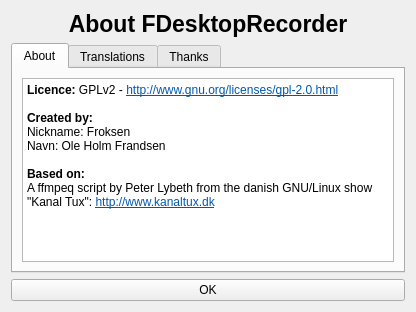
froksen/FAudioExtractor, file aboutprog.ui: the form before one commit.
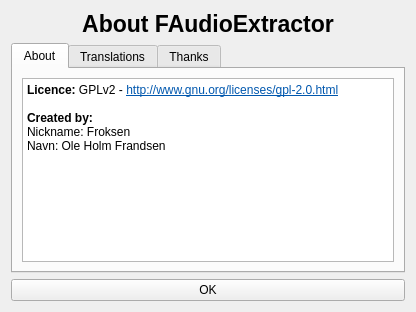
The form after the commit. Icons and pictures are not drawn.

The edit to the form file:
```diff
--- a/aboutprog.ui
+++ b/aboutprog.ui
@@ -31,7 +31,7 @@
       </font>
      </property>
      <property name="text">
-      <string>About FDesktopRecorder</string>
+      <string>About FAudioExtractor</string>
      </property>
      <property name="alignment">
       <set>Qt::AlignHCenter|Qt::AlignTop</set>
@@ -63,15 +63,12 @@
           <string>&lt;!DOCTYPE HTML PUBLIC &quot;-//W3C//DTD HTML 4.0//EN&quot; &quot;http://www.w3.org/TR/REC-html40/strict.dtd&quot;&gt;
 &lt;html&gt;&lt;head&gt;&lt;meta name=&quot;qrichtext&quot; content=&quot;1&quot; /&gt;&lt;style type=&quot;text/css&quot;&gt;
 p, li { white-space: pre-wrap; }
-&lt;/style&gt;&lt;/head&gt;&lt;body style=&quot; font-family:'Sans Serif'; font-size:9pt; font-weight:400; font-style:normal;&quot;&gt;
-&lt;p style=&quot; margin-top:0px; margin-bottom:0px; margin-left:0px; margin-right:0px; -qt-block-indent:0; text-indent:0px;&quot;&gt;&lt;span style=&quot; font-weight:600;&quot;&gt;Licence: &lt;/span&gt;GPLv2 - &lt;a href=&quot;http://www.gnu.org/licenses/gpl-2.0.html&quot;&gt;&lt;span style=&quot; text-decoration: underline; color:#0057ae;&quot;&gt;http://www.gnu.org/licenses/gpl-2.0.html&lt;/span&gt;&lt;/a&gt;&lt;/p&gt;
-&lt;p style=&quot;-qt-paragraph-type:empty; margin-top:0px; margin-bottom:0px; margin-left:0px; margin-right:0px; -qt-block-indent:0; text-indent:0px; font-weight:600;&quot;&gt;&lt;/p&gt;
-&lt;p style=&quot; margin-top:0px; margin-bottom:0px; margin-left:0px; margin-right:0px; -qt-block-indent:0; text-indent:0px;&quot;&gt;&lt;span style=&quot; font-weight:600;&quot;&gt;Created by:&lt;/span&gt;&lt;/p&gt;
-&lt;p style=&quot; margin-top:0px; margin-bottom:0px; margin-left:0px; margin-right:0px; -qt-block-indent:0; text-indent:0px;&quot;&gt;Nickname: Froksen&lt;/p&gt;
-&lt;p style=&quot; margin-top:0px; margin-bottom:0px; margin-left:0px; margin-right:0px; -qt-block-indent:0; text-indent:0px;&quot;&gt;Navn: Ole Holm Frandsen&lt;/p&gt;
-&lt;p style=&quot;-qt-paragraph-type:empty; margin-top:0px; margin-bottom:0px; margin-left:0px; margin-right:0px; -qt-block-indent:0; text-indent:0px;&quot;&gt;&lt;/p&gt;
-&lt;p style=&quot; margin-top:0px; margin-bottom:0px; margin-left:0px; margin-right:0px; -qt-block-indent:0; text-indent:0px;&quot;&gt;&lt;span style=&quot; font-weight:600;&quot;&gt;Based on:&lt;/span&gt;&lt;/p&gt;
-&lt;p style=&quot; margin-top:0px; margin-bottom:0px; margin-left:0px; margin-right:0px; -qt-block-indent:0; text-indent:0px;&quot;&gt;A ffmpeq script by Peter Lybeth from the danish GNU/Linux show &amp;quot;Kanal Tux&amp;quot;: &lt;a href=&quot;http://www.kanaltux.dk&quot;&gt;&lt;span style=&quot; text-decoration: underline; color:#0057ae;&quot;&gt;http://www.kanaltux.dk&lt;/span&gt;&lt;/a&gt;&lt;/p&gt;&lt;/body&gt;&lt;/html&gt;</string>
+&lt;/style&gt;&lt;/head&gt;&lt;body style=&quot; font-family:'Sans Serif'; font-size:8pt; font-weight:400; font-style:normal;&quot;&gt;
+&lt;p style=&quot; margin-top:0px; margin-bottom:0px; margin-left:0px; margin-right:0px; -qt-block-indent:0; text-indent:0px;&quot;&gt;&lt;span style=&quot; font-size:9pt; font-weight:600;&quot;&gt;Licence: &lt;/span&gt;&lt;span style=&quot; font-size:9pt;&quot;&gt;GPLv2 - &lt;/span&gt;&lt;a href=&quot;http://www.gnu.org/licenses/gpl-2.0.html&quot;&gt;&lt;span style=&quot; font-size:9pt; text-decoration: underline; color:#0057ae;&quot;&gt;http://www.gnu.org/licenses/gpl-2.0.html&lt;/span&gt;&lt;/a&gt;&lt;/p&gt;
+&lt;p style=&quot;-qt-paragraph-type:empty; margin-top:0px; margin-bottom:0px; margin-left:0px; margin-right:0px; -qt-block-indent:0; text-indent:0px; font-size:9pt; font-weight:600;&quot;&gt;&lt;br /&gt;&lt;/p&gt;
+&lt;p style=&quot; margin-top:0px; margin-bottom:0px; margin-left:0px; margin-right:0px; -qt-block-indent:0; text-indent:0px;&quot;&gt;&lt;span style=&quot; font-size:9pt; font-weight:600;&quot;&gt;Created by:&lt;/span&gt;&lt;/p&gt;
+&lt;p style=&quot; margin-top:0px; margin-bottom:0px; margin-left:0px; margin-right:0px; -qt-block-indent:0; text-indent:0px;&quot;&gt;&lt;span style=&quot; font-size:9pt;&quot;&gt;Nickname: Froksen&lt;/span&gt;&lt;/p&gt;
+&lt;p style=&quot; margin-top:0px; margin-bottom:0px; margin-left:0px; margin-right:0px; -qt-block-indent:0; text-indent:0px;&quot;&gt;&lt;span style=&quot; font-size:9pt;&quot;&gt;Navn: Ole Holm Frandsen&lt;/span&gt;&lt;/p&gt;&lt;/body&gt;&lt;/html&gt;</string>
          </property>
         </widget>
        </item>
```
Left out of the diff: 22 changed lines with no effect on the pictures.
